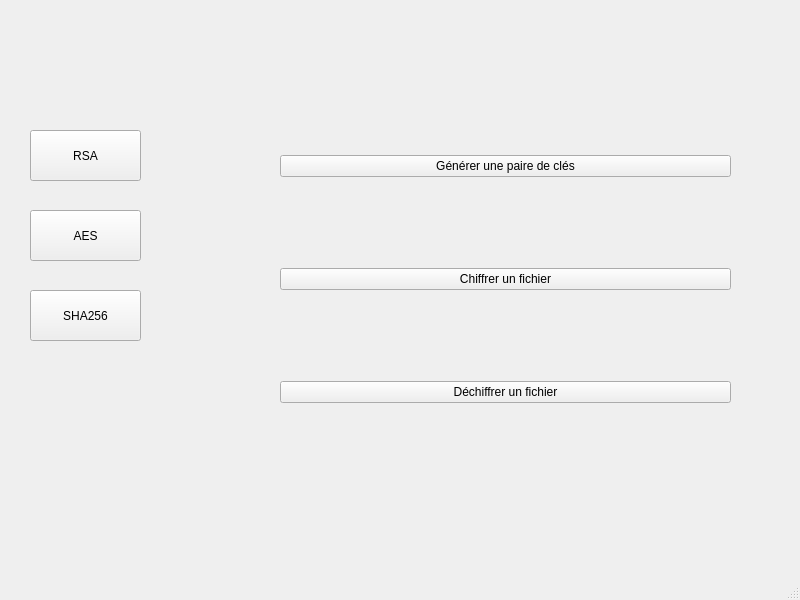
Qt form mainwindow.ui (LeoPinzano/appSecurite) before a commit.
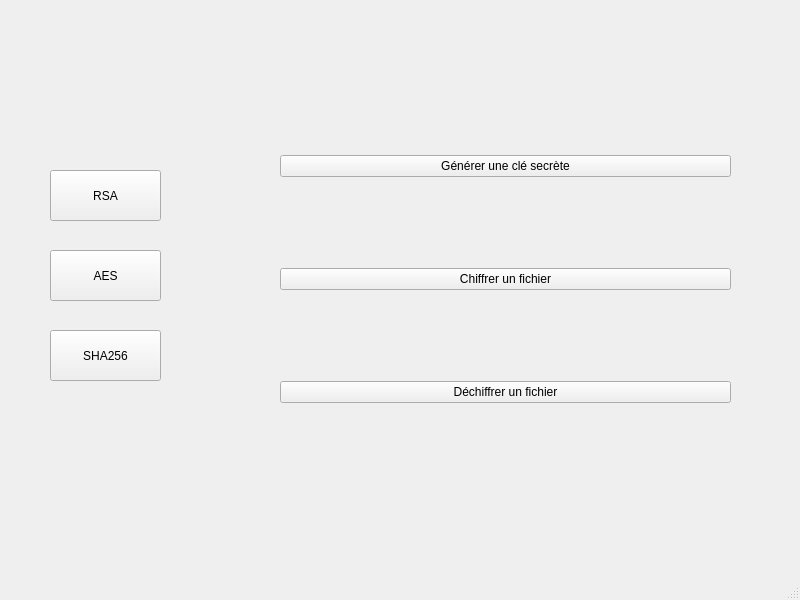
The same form after that commit. The open tabs and pages were chosen to show the change.

Commit message: Update : on peux changer de page

```diff
--- a/mainwindow.ui
+++ b/mainwindow.ui
@@ -17,8 +17,8 @@
    <widget class="QPushButton" name="RSAbtn">
     <property name="geometry">
      <rect>
-      <x>30</x>
-      <y>130</y>
+      <x>50</x>
+      <y>170</y>
       <width>111</width>
       <height>51</height>
      </rect>
@@ -30,8 +30,8 @@
    <widget class="QPushButton" name="AESbtn">
     <property name="geometry">
      <rect>
-      <x>30</x>
-      <y>210</y>
+      <x>50</x>
+      <y>250</y>
       <width>111</width>
       <height>51</height>
      </rect>
@@ -43,8 +43,8 @@
    <widget class="QPushButton" name="SHA256btn">
     <property name="geometry">
      <rect>
-      <x>30</x>
-      <y>290</y>
+      <x>50</x>
+      <y>330</y>
       <width>111</width>
       <height>51</height>
      </rect>
@@ -103,6 +103,44 @@
       </layout>
      </widget>
     </widget>
+    <widget class="QWidget" name="AESPage">
+     <widget class="QWidget" name="verticalLayoutWidget_3">
+      <property name="geometry">
+       <rect>
+        <x>40</x>
+        <y>30</y>
+        <width>451</width>
+        <height>421</height>
+       </rect>
+      </property>
+      <layout class="QVBoxLayout" name="verticalLayout_3">
+       <item>
+        <widget class="QPushButton" name="AESKeyBtn">
+         <property name="enabled">
+          <bool>true</bool>
+         </property>
+         <property name="text">
+          <string>Générer une clé secrète</string>
+         </property>
+        </widget>
+       </item>
+       <item>
+        <widget class="QPushButton" name="AESencryptBtn">
+         <property name="text">
+          <string>Chiffrer un fichier</string>
+         </property>
+        </widget>
+       </item>
+       <item>
+        <widget class="QPushButton" name="AESdecryptBtn">
+         <property name="text">
+          <string>Déchiffrer un fichier</string>
+         </property>
+        </widget>
+       </item>
+      </layout>
+     </widget>
+    </widget>
     <widget class="QWidget" name="ShaPage">
      <widget class="QWidget" name="verticalLayoutWidget_2">
       <property name="geometry">
```
The commit also changes 3 other files.
